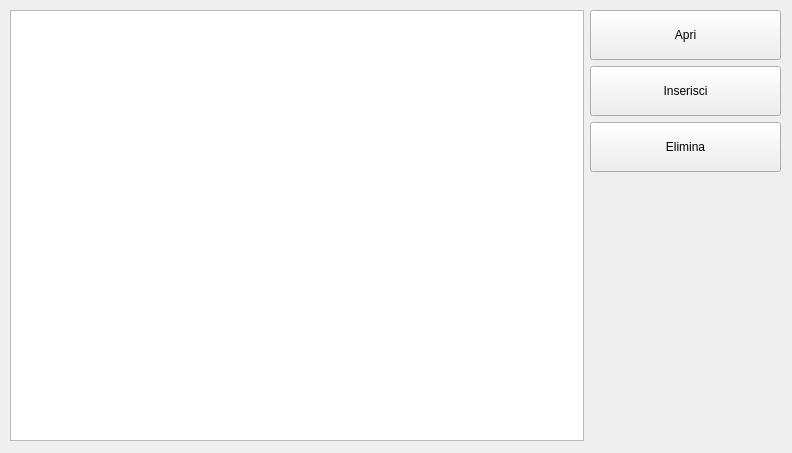
Qt form projectIS/listadipendenti/view/vistalistadipendenti.ui (chritianchiappa/progetto_panificio) before a commit.
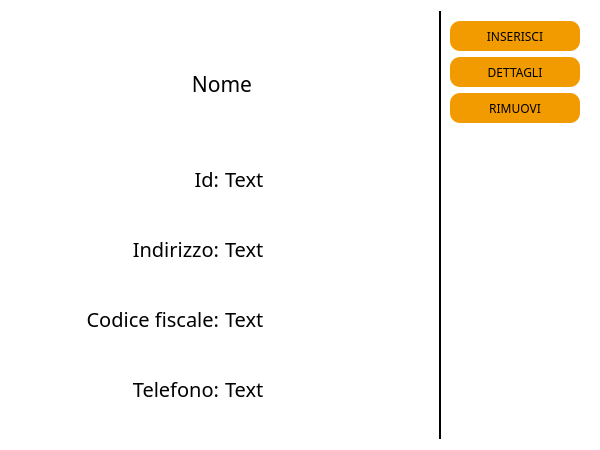
The same form after that commit. The open tabs and pages were chosen to show the change. Icons and pictures are not drawn.

```diff
--- a/projectIS/listadipendenti/view/vistalistadipendenti.ui
+++ b/projectIS/listadipendenti/view/vistalistadipendenti.ui
@@ -6,73 +6,437 @@
    <rect>
     <x>0</x>
     <y>0</y>
-    <width>792</width>
-    <height>453</height>
+    <width>600</width>
+    <height>450</height>
    </rect>
   </property>
   <property name="minimumSize">
    <size>
     <width>500</width>
-    <height>300</height>
+    <height>450</height>
+   </size>
+  </property>
+  <property name="maximumSize">
+   <size>
+    <width>600</width>
+    <height>500</height>
    </size>
   </property>
   <property name="windowTitle">
    <string>Lista Clienti</string>
   </property>
-  <widget class="QWidget" name="horizontalLayoutWidget">
-   <property name="geometry">
-    <rect>
-     <x>10</x>
-     <y>10</y>
-     <width>771</width>
-     <height>431</height>
-    </rect>
-   </property>
-   <layout class="QHBoxLayout" name="horizontalLayout" stretch="3,1">
-    <item>
-     <widget class="QListView" name="list_view">
-      <property name="editTriggers">
-       <set>QAbstractItemView::NoEditTriggers</set>
-      </property>
+  <property name="styleSheet">
+   <string notr="true">background-color: rgb(255, 255, 255);
+color: rgb(0, 0, 0);
+border:none;</string>
+  </property>
+  <layout class="QHBoxLayout" name="horizontalLayout">
+   <item>
+    <widget class="QStackedWidget" name="stackedWidget">
+     <property name="frameShape">
+      <enum>QFrame::NoFrame</enum>
+     </property>
+     <property name="currentIndex">
+      <number>0</number>
+     </property>
+     <widget class="QWidget" name="page_1">
+      <layout class="QVBoxLayout" name="verticalLayout_2">
+       <item>
+        <widget class="QListView" name="list_view">
+         <property name="font">
+          <font>
+           <family>Tiro Kannada</family>
+          </font>
+         </property>
+         <property name="cursor" stdset="0">
+          <cursorShape>PointingHandCursor</cursorShape>
+         </property>
+         <property name="styleSheet">
+          <string notr="true">QListView{
+background-color:rgba(0,0,0,225);
+border-radius:10px;
+color:white;
+padding-left:5px;
+padding-top:10px;
+padding-right:5px;
+}
+
+QListView::item:selected {
+border-radius:3px;
+background-color: rgb(242, 155, 0);
+color:black;
+}</string>
+         </property>
+        </widget>
+       </item>
+      </layout>
      </widget>
-    </item>
-    <item>
-     <layout class="QVBoxLayout" name="verticalLayout">
-      <item>
-       <widget class="QPushButton" name="open_button">
-        <property name="minimumSize">
-         <size>
-          <width>0</width>
-          <height>50</height>
-         </size>
-        </property>
-        <property name="maximumSize">
-         <size>
-          <width>16777215</width>
-          <height>50</height>
-         </size>
-        </property>
-        <property name="text">
-         <string>Apri</string>
-        </property>
-       </widget>
-      </item>
+     <widget class="QWidget" name="page_2">
+      <layout class="QVBoxLayout" name="verticalLayout_4">
+       <item>
+        <widget class="QFrame" name="frame_6">
+         <property name="maximumSize">
+          <size>
+           <width>16777215</width>
+           <height>100</height>
+          </size>
+         </property>
+         <property name="frameShape">
+          <enum>QFrame::StyledPanel</enum>
+         </property>
+         <property name="frameShadow">
+          <enum>QFrame::Raised</enum>
+         </property>
+         <layout class="QHBoxLayout" name="horizontalLayout_5">
+          <item>
+           <widget class="QLabel" name="nome_cognome_label">
+            <property name="maximumSize">
+             <size>
+              <width>200</width>
+              <height>16777215</height>
+             </size>
+            </property>
+            <property name="font">
+             <font>
+              <family>Tiro Kannada</family>
+              <pointsize>16</pointsize>
+             </font>
+            </property>
+            <property name="text">
+             <string>Nome</string>
+            </property>
+            <property name="alignment">
+             <set>Qt::AlignCenter</set>
+            </property>
+           </widget>
+          </item>
+         </layout>
+        </widget>
+       </item>
+       <item>
+        <widget class="QFrame" name="frame_8">
+         <property name="maximumSize">
+          <size>
+           <width>16777215</width>
+           <height>50</height>
+          </size>
+         </property>
+         <property name="frameShape">
+          <enum>QFrame::StyledPanel</enum>
+         </property>
+         <property name="frameShadow">
+          <enum>QFrame::Raised</enum>
+         </property>
+         <layout class="QHBoxLayout" name="horizontalLayout_2">
+          <item>
+           <widget class="QLabel" name="titolo1">
+            <property name="font">
+             <font>
+              <family>Tiro Kannada</family>
+              <pointsize>15</pointsize>
+             </font>
+            </property>
+            <property name="text">
+             <string>Id:</string>
+            </property>
+            <property name="alignment">
+             <set>Qt::AlignRight|Qt::AlignTrailing|Qt::AlignVCenter</set>
+            </property>
+           </widget>
+          </item>
+          <item>
+           <widget class="QLabel" name="id_label">
+            <property name="font">
+             <font>
+              <family>Tiro Kannada</family>
+              <pointsize>15</pointsize>
+             </font>
+            </property>
+            <property name="text">
+             <string>Text</string>
+            </property>
+            <property name="alignment">
+             <set>Qt::AlignLeading|Qt::AlignLeft|Qt::AlignVCenter</set>
+            </property>
+            <property name="wordWrap">
+             <bool>true</bool>
+            </property>
+           </widget>
+          </item>
+         </layout>
+        </widget>
+       </item>
+       <item>
+        <widget class="QFrame" name="frame_11">
+         <property name="maximumSize">
+          <size>
+           <width>16777215</width>
+           <height>50</height>
+          </size>
+         </property>
+         <property name="frameShape">
+          <enum>QFrame::StyledPanel</enum>
+         </property>
+         <property name="frameShadow">
+          <enum>QFrame::Raised</enum>
+         </property>
+         <layout class="QHBoxLayout" name="horizontalLayout_6">
+          <item>
+           <widget class="QLabel" name="titolo1_4">
+            <property name="font">
+             <font>
+              <family>Tiro Kannada</family>
+              <pointsize>15</pointsize>
+             </font>
+            </property>
+            <property name="text">
+             <string>Indirizzo:</string>
+            </property>
+            <property name="alignment">
+             <set>Qt::AlignRight|Qt::AlignTrailing|Qt::AlignVCenter</set>
+            </property>
+           </widget>
+          </item>
+          <item>
+           <widget class="QLabel" name="indirizzo_label">
+            <property name="font">
+             <font>
+              <family>Tiro Kannada</family>
+              <pointsize>15</pointsize>
+             </font>
+            </property>
+            <property name="text">
+             <string>Text</string>
+            </property>
+            <property name="alignment">
+             <set>Qt::AlignLeading|Qt::AlignLeft|Qt::AlignVCenter</set>
+            </property>
+            <property name="wordWrap">
+             <bool>true</bool>
+            </property>
+           </widget>
+          </item>
+         </layout>
+        </widget>
+       </item>
+       <item>
+        <widget class="QFrame" name="frame_10">
+         <property name="maximumSize">
+          <size>
+           <width>16777215</width>
+           <height>50</height>
+          </size>
+         </property>
+         <property name="frameShape">
+          <enum>QFrame::StyledPanel</enum>
+         </property>
+         <property name="frameShadow">
+          <enum>QFrame::Raised</enum>
+         </property>
+         <layout class="QHBoxLayout" name="horizontalLayout_4">
+          <item>
+           <widget class="QLabel" name="titolo1_3">
+            <property name="font">
+             <font>
+              <family>Tiro Kannada</family>
+              <pointsize>15</pointsize>
+             </font>
+            </property>
+            <property name="text">
+             <string>Codice fiscale:</string>
+            </property>
+            <property name="alignment">
+             <set>Qt::AlignRight|Qt::AlignTrailing|Qt::AlignVCenter</set>
+            </property>
+           </widget>
+          </item>
+          <item>
+           <widget class="QLabel" name="cfiscale_label">
+            <property name="font">
+             <font>
+              <family>Tiro Kannada</family>
+              <pointsize>15</pointsize>
+             </font>
+            </property>
+            <property name="text">
+             <string>Text</string>
+            </property>
+            <property name="alignment">
+             <set>Qt::AlignLeading|Qt::AlignLeft|Qt::AlignVCenter</set>
+            </property>
+            <property name="wordWrap">
+             <bool>true</bool>
+            </property>
+           </widget>
+          </item>
+         </layout>
+        </widget>
+       </item>
+       <item>
+        <widget class="QFrame" name="frame_9">
+         <property name="maximumSize">
+          <size>
+           <width>16777215</width>
+           <height>50</height>
+          </size>
+         </property>
+         <property name="frameShape">
+          <enum>QFrame::StyledPanel</enum>
+         </property>
+         <property name="frameShadow">
+          <enum>QFrame::Raised</enum>
+         </property>
+         <layout class="QHBoxLayout" name="horizontalLayout_3">
+          <item>
+           <widget class="QLabel" name="titolo1_2">
+            <property name="font">
+             <font>
+              <family>Tiro Kannada</family>
+              <pointsize>15</pointsize>
+             </font>
+            </property>
+            <property name="text">
+             <string>Telefono:</string>
+            </property>
+            <property name="alignment">
+             <set>Qt::AlignRight|Qt::AlignTrailing|Qt::AlignVCenter</set>
+            </property>
+           </widget>
+          </item>
+          <item>
+           <widget class="QLabel" name="telefono_label">
+            <property name="font">
+             <font>
+              <family>Tiro Kannada</family>
+              <pointsize>15</pointsize>
+             </font>
+            </property>
+            <property name="text">
+             <string>Text</string>
+            </property>
+            <property name="alignment">
+             <set>Qt::AlignLeading|Qt::AlignLeft|Qt::AlignVCenter</set>
+            </property>
+            <property name="wordWrap">
+             <bool>true</bool>
+            </property>
+           </widget>
+          </item>
+         </layout>
+        </widget>
+       </item>
+      </layout>
+     </widget>
+    </widget>
+   </item>
+   <item>
+    <widget class="QFrame" name="frame_4">
+     <property name="sizePolicy">
+      <sizepolicy hsizetype="Expanding" vsizetype="Expanding">
+       <horstretch>0</horstretch>
+       <verstretch>0</verstretch>
+      </sizepolicy>
+     </property>
+     <property name="maximumSize">
+      <size>
+       <width>150</width>
+       <height>16777215</height>
+      </size>
+     </property>
+     <property name="styleSheet">
+      <string notr="true">border-left:2px solid black;</string>
+     </property>
+     <property name="frameShape">
+      <enum>QFrame::StyledPanel</enum>
+     </property>
+     <property name="frameShadow">
+      <enum>QFrame::Raised</enum>
+     </property>
+     <layout class="QVBoxLayout" name="verticalLayout_3">
+      <property name="spacing">
+       <number>6</number>
+      </property>
+      <property name="leftMargin">
+       <number>9</number>
+      </property>
+      <property name="topMargin">
+       <number>10</number>
+      </property>
+      <property name="rightMargin">
+       <number>9</number>
+      </property>
+      <property name="bottomMargin">
+       <number>9</number>
+      </property>
       <item>
        <widget class="QPushButton" name="new_button">
         <property name="minimumSize">
          <size>
           <width>0</width>
-          <height>50</height>
+          <height>30</height>
          </size>
         </property>
-        <property name="maximumSize">
+        <property name="font">
+         <font>
+          <family>Tiro Kannada</family>
+         </font>
+        </property>
+        <property name="cursor">
+         <cursorShape>PointingHandCursor</cursorShape>
+        </property>
+        <property name="styleSheet">
+         <string notr="true">QPushButton{
+   
+	background-color: rgb(242, 155, 0);
+     border:none;
+     
+	color: rgb(0, 0, 0);
+     border-radius:10px;
+   
+}</string>
+        </property>
+        <property name="text">
+         <string>INSERISCI</string>
+        </property>
+       </widget>
+      </item>
+      <item>
+       <widget class="QPushButton" name="dettagli_button">
+        <property name="minimumSize">
          <size>
-          <width>16777215</width>
-          <height>50</height>
+          <width>0</width>
+          <height>30</height>
          </size>
         </property>
+        <property name="font">
+         <font>
+          <family>Tiro Kannada</family>
+         </font>
+        </property>
+        <property name="cursor">
+         <cursorShape>PointingHandCursor</cursorShape>
+        </property>
+        <property name="styleSheet">
+         <string notr="true">QPushButton{
+   
+	background-color: rgb(242, 155, 0);
+     border:none;
+     
+	color: rgb(0, 0, 0);
+     border-radius:10px;
+   
+}</string>
+        </property>
         <property name="text">
-         <string>Inserisci</string>
+         <string>DETTAGLI</string>
+        </property>
+        <property name="icon">
+         <iconset resource="../../home/view/res.qrc">
+          <normaloff>:/icone/icone/piu.png</normaloff>
+          <normalon>:/icone/icone/meno.png</normalon>:/icone/icone/piu.png</iconset>
+        </property>
+        <property name="checkable">
+         <bool>true</bool>
         </property>
        </widget>
       </item>
@@ -81,17 +445,30 @@
         <property name="minimumSize">
          <size>
           <width>0</width>
-          <height>50</height>
+          <height>30</height>
          </size>
         </property>
-        <property name="maximumSize">
-         <size>
-          <width>16777215</width>
-          <height>50</height>
-         </size>
+        <property name="font">
+         <font>
+          <family>Tiro Kannada</family>
+         </font>
+        </property>
+        <property name="cursor">
+         <cursorShape>PointingHandCursor</cursorShape>
+        </property>
+        <property name="styleSheet">
+         <string notr="true">QPushButton{
+   
+	background-color: rgb(242, 155, 0);
+     border:none;
+     
+	color: rgb(0, 0, 0);
+     border-radius:10px;
+   
+}</string>
         </property>
         <property name="text">
-         <string>Elimina</string>
+         <string>RIMUOVI</string>
         </property>
        </widget>
       </item>
@@ -109,9 +486,9 @@
        </spacer>
       </item>
      </layout>
-    </item>
-   </layout>
-  </widget>
+    </widget>
+   </item>
+  </layout>
  </widget>
  <resources/>
  <connections/>
```
Left out of the diff: 4 changed lines with no effect on the pictures.
